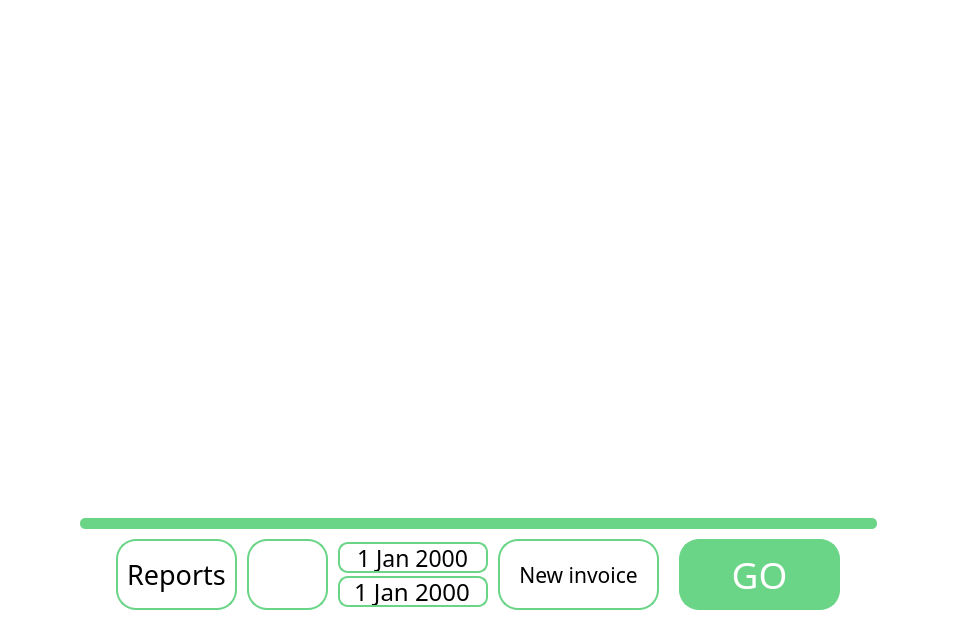
Old version of the form uis/invoices/Invoices.ui in the repository exorevan/Invoices-application--PyQT6-.
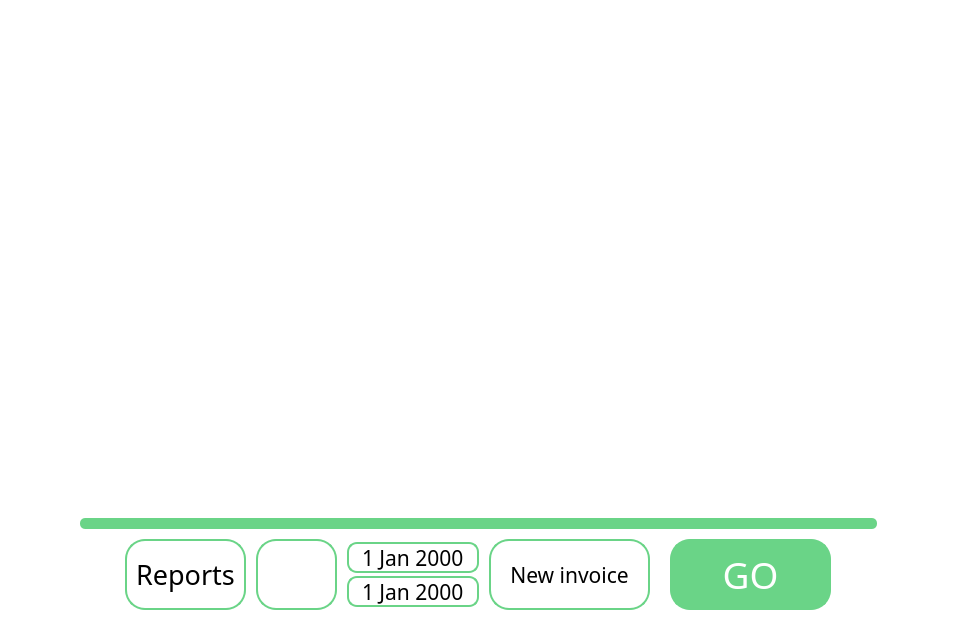
New version of the form. Icons and pictures are not drawn.

What changed in the file:
```diff
--- a/uis/invoices/Invoices.ui
+++ b/uis/invoices/Invoices.ui
@@ -424,7 +424,7 @@
                <property name="font">
                 <font>
                  <family>Dubai Light</family>
-                 <pointsize>17</pointsize>
+                 <pointsize>16</pointsize>
                 </font>
                </property>
                <property name="accessibleDescription">
@@ -471,7 +471,7 @@
                <property name="font">
                 <font>
                  <family>Dubai Light</family>
-                 <pointsize>18</pointsize>
+                 <pointsize>16</pointsize>
                 </font>
                </property>
                <property name="layoutDirection">
```
Left out of the diff: 2 changed lines with no effect on the pictures.
